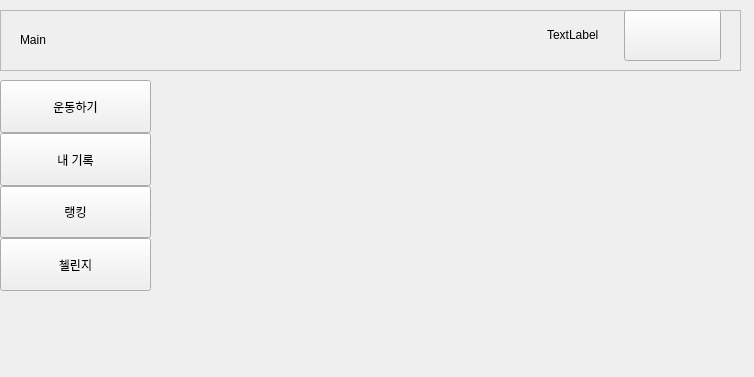
Above: ui/main_page.ui from addinedu-ros-8th/deeplearning-repo-1 before the change. Below: the same form after it.
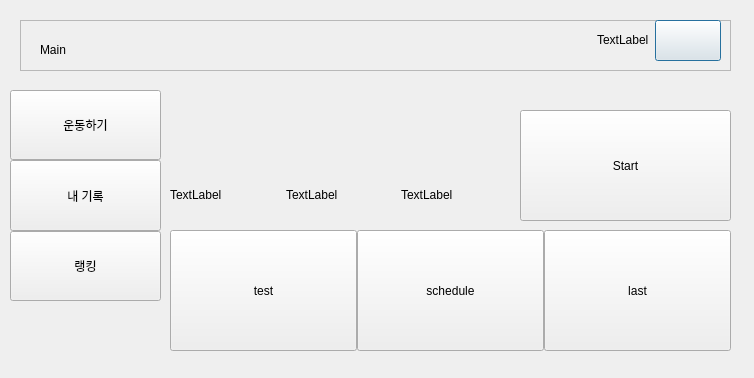
That is the form after the change.

Commit message: add cam frame on gui

Diff of the .ui file:
```diff
--- a/ui/main_page.ui
+++ b/ui/main_page.ui
@@ -7,43 +7,182 @@
     <x>0</x>
     <y>0</y>
     <width>754</width>
-    <height>377</height>
+    <height>378</height>
    </rect>
   </property>
   <property name="windowTitle">
    <string>Dialog</string>
   </property>
-  <widget class="QStackedWidget" name="stackedWidget">
+  <widget class="QStackedWidget" name="stackedWidget_big">
    <property name="geometry">
     <rect>
-     <x>170</x>
+     <x>10</x>
+     <y>10</y>
+     <width>741</width>
+     <height>361</height>
+    </rect>
+   </property>
+   <property name="currentIndex">
+    <number>0</number>
+   </property>
+   <widget class="QWidget" name="page">
+    <widget class="QFrame" name="nav_bar">
+     <property name="geometry">
+      <rect>
+       <x>10</x>
+       <y>10</y>
+       <width>711</width>
+       <height>51</height>
+      </rect>
+     </property>
+     <property name="frameShape">
+      <enum>QFrame::StyledPanel</enum>
+     </property>
+     <property name="frameShadow">
+      <enum>QFrame::Raised</enum>
+     </property>
+     <widget class="QWidget" name="horizontalLayoutWidget">
+      <property name="geometry">
+       <rect>
+        <x>550</x>
+        <y>0</y>
+        <width>151</width>
+        <height>41</height>
+       </rect>
+      </property>
+      <layout class="QHBoxLayout" name="horizontalLayout">
+       <item>
+        <widget class="QLabel" name="lb_name">
+         <property name="text">
+          <string>TextLabel</string>
+         </property>
+         <property name="textFormat">
+          <enum>Qt::RichText</enum>
+         </property>
+         <property name="indent">
+          <number>27</number>
+         </property>
+        </widget>
+       </item>
+       <item>
+        <widget class="QPushButton" name="btn_profile">
+         <property name="sizePolicy">
+          <sizepolicy hsizetype="Minimum" vsizetype="Preferred">
+           <horstretch>0</horstretch>
+           <verstretch>0</verstretch>
+          </sizepolicy>
+         </property>
+         <property name="text">
+          <string/>
+         </property>
+        </widget>
+       </item>
+      </layout>
+     </widget>
+     <widget class="QLabel" name="lb_pgname">
+      <property name="geometry">
+       <rect>
+        <x>20</x>
+        <y>20</y>
+        <width>66</width>
+        <height>19</height>
+       </rect>
+      </property>
+      <property name="text">
+       <string>Main</string>
+      </property>
+     </widget>
+    </widget>
+    <widget class="QWidget" name="verticalLayoutWidget">
+     <property name="geometry">
+      <rect>
+       <x>0</x>
      <y>80</y>
+       <width>151</width>
+       <height>211</height>
+      </rect>
+     </property>
+     <layout class="QVBoxLayout" name="left_tab">
+      <property name="spacing">
+       <number>0</number>
+      </property>
+      <item>
+       <widget class="QPushButton" name="btn_workout">
+        <property name="enabled">
+         <bool>true</bool>
+        </property>
+        <property name="sizePolicy">
+         <sizepolicy hsizetype="Minimum" vsizetype="Preferred">
+          <horstretch>0</horstretch>
+          <verstretch>0</verstretch>
+         </sizepolicy>
+        </property>
+        <property name="text">
+         <string>운동하기</string>
+        </property>
+        <property name="checkable">
+         <bool>true</bool>
+        </property>
+        <property name="checked">
+         <bool>false</bool>
+        </property>
+       </widget>
+      </item>
+      <item>
+       <widget class="QPushButton" name="btn_record">
+        <property name="sizePolicy">
+         <sizepolicy hsizetype="Minimum" vsizetype="Preferred">
+          <horstretch>0</horstretch>
+          <verstretch>0</verstretch>
+         </sizepolicy>
+        </property>
+        <property name="text">
+         <string>내 기록</string>
+        </property>
+        <property name="checkable">
+         <bool>true</bool>
+        </property>
+        <property name="checked">
+         <bool>false</bool>
+        </property>
+       </widget>
+      </item>
+      <item>
+       <widget class="QPushButton" name="btn_rank">
+        <property name="sizePolicy">
+         <sizepolicy hsizetype="Minimum" vsizetype="Preferred">
+          <horstretch>0</horstretch>
+          <verstretch>0</verstretch>
+         </sizepolicy>
+        </property>
+        <property name="text">
+         <string>랭킹</string>
+        </property>
+        <property name="checkable">
+         <bool>true</bool>
+        </property>
+       </widget>
+      </item>
+     </layout>
+    </widget>
+    <widget class="QStackedWidget" name="stackedWidget_small">
+     <property name="geometry">
+      <rect>
+       <x>160</x>
+       <y>70</y>
      <width>571</width>
      <height>281</height>
     </rect>
    </property>
    <property name="currentIndex">
-    <number>3</number>
+      <number>0</number>
    </property>
    <widget class="QWidget" name="main_page">
-    <widget class="QPushButton" name="pushButton">
-     <property name="geometry">
-      <rect>
-       <x>350</x>
-       <y>20</y>
-       <width>211</width>
-       <height>111</height>
-      </rect>
-     </property>
-     <property name="text">
-      <string>Start</string>
-     </property>
-    </widget>
     <widget class="QWidget" name="gridLayoutWidget">
      <property name="geometry">
       <rect>
        <x>0</x>
-       <y>20</y>
+         <y>30</y>
        <width>341</width>
        <height>111</height>
       </rect>
@@ -132,11 +271,24 @@
       </item>
      </layout>
     </widget>
+      <widget class="QPushButton" name="btn_start">
+       <property name="geometry">
+        <rect>
+         <x>350</x>
+         <y>30</y>
+         <width>211</width>
+         <height>111</height>
+        </rect>
+       </property>
+       <property name="text">
+        <string>Start</string>
+       </property>
+      </widget>
     <widget class="QWidget" name="horizontalLayoutWidget_3">
      <property name="geometry">
       <rect>
        <x>0</x>
-       <y>140</y>
+         <y>150</y>
        <width>561</width>
        <height>121</height>
       </rect>
@@ -154,7 +306,7 @@
          </sizepolicy>
         </property>
         <property name="text">
-         <string/>
+           <string>test</string>
         </property>
        </widget>
       </item>
@@ -167,7 +319,7 @@
          </sizepolicy>
         </property>
         <property name="text">
-         <string/>
+           <string>schedule</string>
         </property>
        </widget>
       </item>
@@ -180,7 +332,7 @@
          </sizepolicy>
         </property>
         <property name="text">
-         <string/>
+           <string>last</string>
         </property>
        </widget>
       </item>
@@ -255,8 +407,8 @@
           <rect>
            <x>0</x>
            <y>0</y>
-           <width>507</width>
-           <height>192</height>
+             <width>98</width>
+             <height>28</height>
           </rect>
          </property>
          <widget class="QWidget" name="verticalLayoutWidget_3">
@@ -513,160 +665,48 @@
    </widget>
    <widget class="QWidget" name="challenge_page"/>
   </widget>
-  <widget class="QFrame" name="nav_bar">
+   </widget>
+   <widget class="QWidget" name="page_workout">
+    <widget class="QPushButton" name="btn_back">
    <property name="geometry">
     <rect>
      <x>0</x>
      <y>10</y>
-     <width>741</width>
-     <height>61</height>
-    </rect>
-   </property>
-   <property name="frameShape">
-    <enum>QFrame::StyledPanel</enum>
-   </property>
-   <property name="frameShadow">
-    <enum>QFrame::Raised</enum>
-   </property>
-   <widget class="QWidget" name="horizontalLayoutWidget">
+       <width>51</width>
+       <height>31</height>
+      </rect>
+     </property>
+     <property name="text">
+      <string>back</string>
+     </property>
+    </widget>
+    <widget class="QLabel" name="lb_cam">
     <property name="geometry">
      <rect>
-      <x>520</x>
+       <x>70</x>
       <y>0</y>
-      <width>201</width>
-      <height>51</height>
-     </rect>
-    </property>
-    <layout class="QHBoxLayout" name="horizontalLayout">
-     <item>
-      <widget class="QLabel" name="lb_name">
+       <width>421</width>
+       <height>311</height>
+      </rect>
+     </property>
        <property name="text">
         <string>TextLabel</string>
        </property>
-       <property name="textFormat">
-        <enum>Qt::RichText</enum>
-       </property>
-       <property name="indent">
-        <number>27</number>
-       </property>
-      </widget>
-     </item>
-     <item>
-      <widget class="QPushButton" name="btn_profile">
-       <property name="sizePolicy">
-        <sizepolicy hsizetype="Minimum" vsizetype="Preferred">
-         <horstretch>0</horstretch>
-         <verstretch>0</verstretch>
-        </sizepolicy>
-       </property>
-       <property name="text">
-        <string/>
-       </property>
-      </widget>
-     </item>
-    </layout>
-   </widget>
-   <widget class="QLabel" name="lb_pgname">
+    </widget>
+    <widget class="QPushButton" name="btn_pause">
     <property name="geometry">
      <rect>
-      <x>20</x>
-      <y>20</y>
-      <width>66</width>
-      <height>19</height>
+       <x>260</x>
+       <y>320</y>
+       <width>51</width>
+       <height>31</height>
      </rect>
     </property>
     <property name="text">
-     <string>Main</string>
+      <string>pause</string>
     </property>
    </widget>
   </widget>
-  <widget class="QWidget" name="verticalLayoutWidget">
-   <property name="geometry">
-    <rect>
-     <x>0</x>
-     <y>80</y>
-     <width>151</width>
-     <height>211</height>
-    </rect>
-   </property>
-   <layout class="QVBoxLayout" name="left_tab">
-    <property name="spacing">
-     <number>0</number>
-    </property>
-    <item>
-     <widget class="QPushButton" name="btn_workout">
-      <property name="enabled">
-       <bool>true</bool>
-      </property>
-      <property name="sizePolicy">
-       <sizepolicy hsizetype="Minimum" vsizetype="Preferred">
-        <horstretch>0</horstretch>
-        <verstretch>0</verstretch>
-       </sizepolicy>
-      </property>
-      <property name="text">
-       <string>운동하기</string>
-      </property>
-      <property name="checkable">
-       <bool>true</bool>
-      </property>
-      <property name="checked">
-       <bool>false</bool>
-      </property>
-     </widget>
-    </item>
-    <item>
-     <widget class="QPushButton" name="btn_record">
-      <property name="sizePolicy">
-       <sizepolicy hsizetype="Minimum" vsizetype="Preferred">
-        <horstretch>0</horstretch>
-        <verstretch>0</verstretch>
-       </sizepolicy>
-      </property>
-      <property name="text">
-       <string>내 기록</string>
-      </property>
-      <property name="checkable">
-       <bool>true</bool>
-      </property>
-      <property name="checked">
-       <bool>false</bool>
-      </property>
-     </widget>
-    </item>
-    <item>
-     <widget class="QPushButton" name="btn_rank">
-      <property name="sizePolicy">
-       <sizepolicy hsizetype="Minimum" vsizetype="Preferred">
-        <horstretch>0</horstretch>
-        <verstretch>0</verstretch>
-       </sizepolicy>
-      </property>
-      <property name="text">
-       <string>랭킹</string>
-      </property>
-      <property name="checkable">
-       <bool>true</bool>
-      </property>
-     </widget>
-    </item>
-    <item>
-     <widget class="QPushButton" name="btn_challenge">
-      <property name="sizePolicy">
-       <sizepolicy hsizetype="Minimum" vsizetype="Preferred">
-        <horstretch>0</horstretch>
-        <verstretch>0</verstretch>
-       </sizepolicy>
-      </property>
-      <property name="text">
-       <string>첼린지</string>
-      </property>
-      <property name="checkable">
-       <bool>true</bool>
-      </property>
-     </widget>
-    </item>
-   </layout>
   </widget>
  </widget>
  <resources/>
```
Lines whose indentation alone changed are shown as unchanged. The commit also changes 2 other files.
